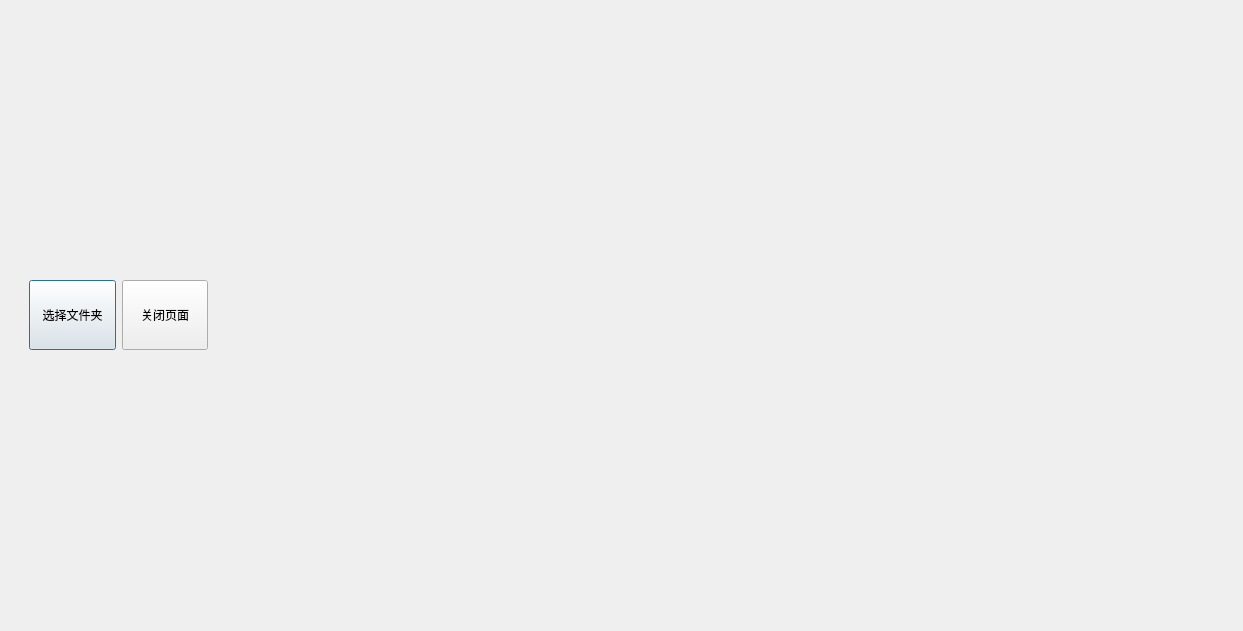
Before: the Qt Designer form WindowOne/windowone.ui in xiaoluosigithub/Cultural-Vision, drawn with Qt 5.
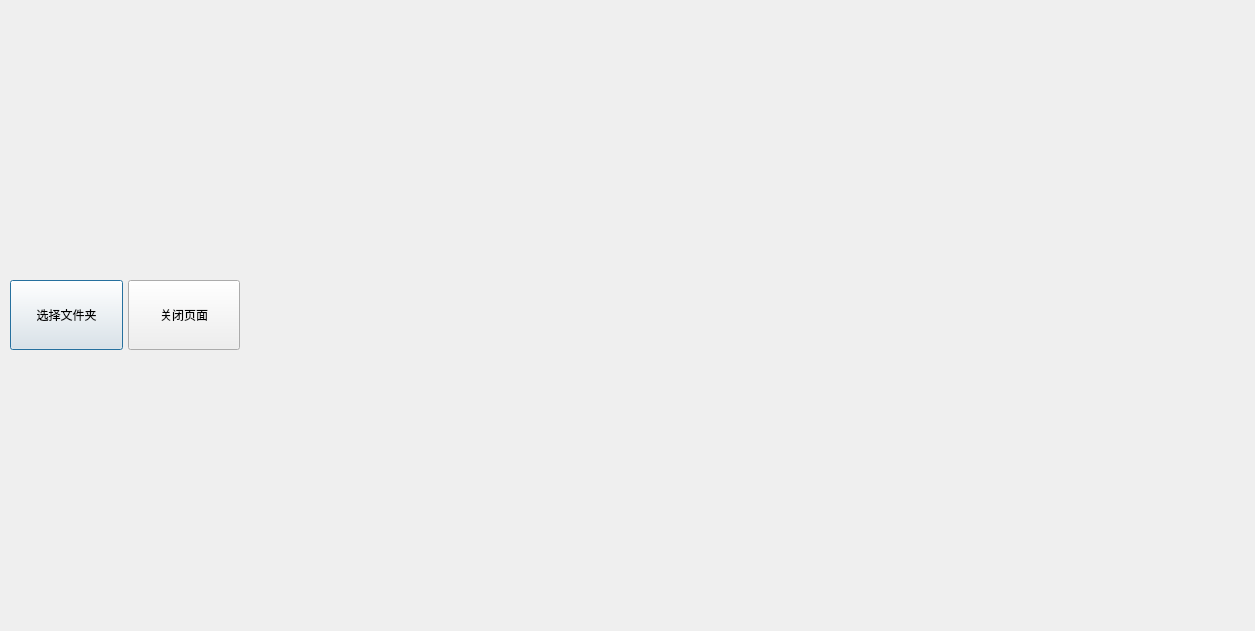
After: the same form once the commit is applied.

Commit message: windowone ui okgit add .

Patch:
```diff
--- a/WindowOne/windowone.ui
+++ b/WindowOne/windowone.ui
@@ -14,18 +14,60 @@
    <string>Dialog</string>
   </property>
   <layout class="QHBoxLayout" name="horizontalLayout" stretch="3,7">
+   <property name="spacing">
+    <number>5</number>
+   </property>
+   <property name="leftMargin">
+    <number>10</number>
+   </property>
+   <property name="topMargin">
+    <number>10</number>
+   </property>
+   <property name="rightMargin">
+    <number>10</number>
+   </property>
+   <property name="bottomMargin">
+    <number>10</number>
+   </property>
    <item>
     <widget class="QWidget" name="widgetLeft" native="true">
      <property name="minimumSize">
       <size>
-       <width>215</width>
+       <width>230</width>
        <height>0</height>
       </size>
      </property>
      <layout class="QVBoxLayout" name="verticalLayout_2" stretch="2,8">
+      <property name="leftMargin">
+       <number>0</number>
+      </property>
+      <property name="topMargin">
+       <number>0</number>
+      </property>
+      <property name="rightMargin">
+       <number>0</number>
+      </property>
+      <property name="bottomMargin">
+       <number>0</number>
+      </property>
       <item>
        <widget class="QWidget" name="widget_Btn" native="true">
         <layout class="QHBoxLayout" name="horizontalLayout_2">
+         <property name="spacing">
+          <number>5</number>
+         </property>
+         <property name="leftMargin">
+          <number>0</number>
+         </property>
+         <property name="topMargin">
+          <number>0</number>
+         </property>
+         <property name="rightMargin">
+          <number>0</number>
+         </property>
+         <property name="bottomMargin">
+          <number>0</number>
+         </property>
          <item>
           <widget class="QPushButton" name="openBtn">
            <property name="minimumSize">
@@ -76,11 +118,34 @@
       </size>
      </property>
      <layout class="QVBoxLayout" name="verticalLayout" stretch="8,2">
+      <property name="spacing">
+       <number>5</number>
+      </property>
+      <property name="leftMargin">
+       <number>0</number>
+      </property>
+      <property name="topMargin">
+       <number>0</number>
+      </property>
+      <property name="rightMargin">
+       <number>0</number>
+      </property>
+      <property name="bottomMargin">
+       <number>0</number>
+      </property>
       <item>
-       <layout class="QVBoxLayout" name="picLayout"/>
+       <layout class="QVBoxLayout" name="picLayout">
+        <property name="spacing">
+         <number>0</number>
+        </property>
+       </layout>
       </item>
       <item>
-       <layout class="QHBoxLayout" name="resLayout"/>
+       <layout class="QHBoxLayout" name="resLayout">
+        <property name="spacing">
+         <number>0</number>
+        </property>
+       </layout>
       </item>
      </layout>
     </widget>
```
The commit also changes 26 other files.
